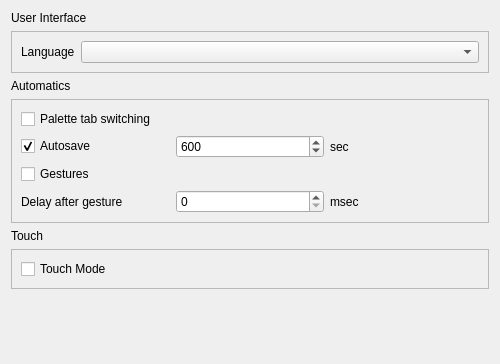
Before: the Qt Designer form qrgui/preferencesDialog/preferencesPages/behaviourPage.ui in qreal/qreal, drawn with Qt 5.
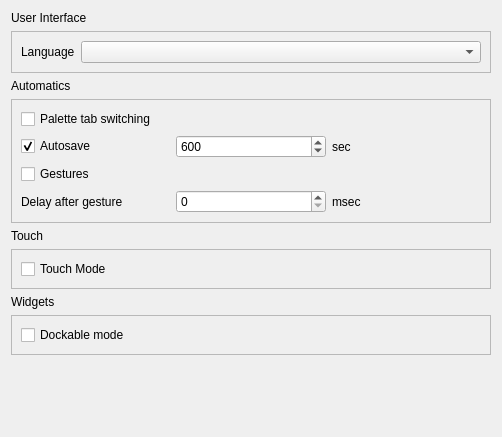
After: the same form once the commit is applied.

Commit message: dockable/undockable checkbox in behaviour settings page

Diff of the .ui file:
```diff
--- a/qrgui/preferencesDialog/preferencesPages/behaviourPage.ui
+++ b/qrgui/preferencesDialog/preferencesPages/behaviourPage.ui
@@ -6,8 +6,8 @@
    <rect>
     <x>0</x>
     <y>0</y>
-    <width>500</width>
-    <height>364</height>
+    <width>502</width>
+    <height>437</height>
    </rect>
   </property>
   <property name="sizePolicy">
@@ -168,6 +168,32 @@
      </layout>
     </widget>
    </item>
+   <item>
+    <widget class="QLabel" name="label_4">
+     <property name="text">
+      <string>Widgets</string>
+     </property>
+    </widget>
+   </item>
+   <item>
+    <widget class="QFrame" name="frame_3">
+     <property name="frameShape">
+      <enum>QFrame::StyledPanel</enum>
+     </property>
+     <property name="frameShadow">
+      <enum>QFrame::Raised</enum>
+     </property>
+     <layout class="QVBoxLayout" name="verticalLayout_3">
+      <item>
+       <widget class="QCheckBox" name="dockableModeCheckBox">
+        <property name="text">
+         <string>Dockable mode</string>
+        </property>
+       </widget>
+      </item>
+     </layout>
+    </widget>
+   </item>
    <item>
     <spacer name="verticalSpacer">
      <property name="orientation">
```
The commit also changes 13 other files.
